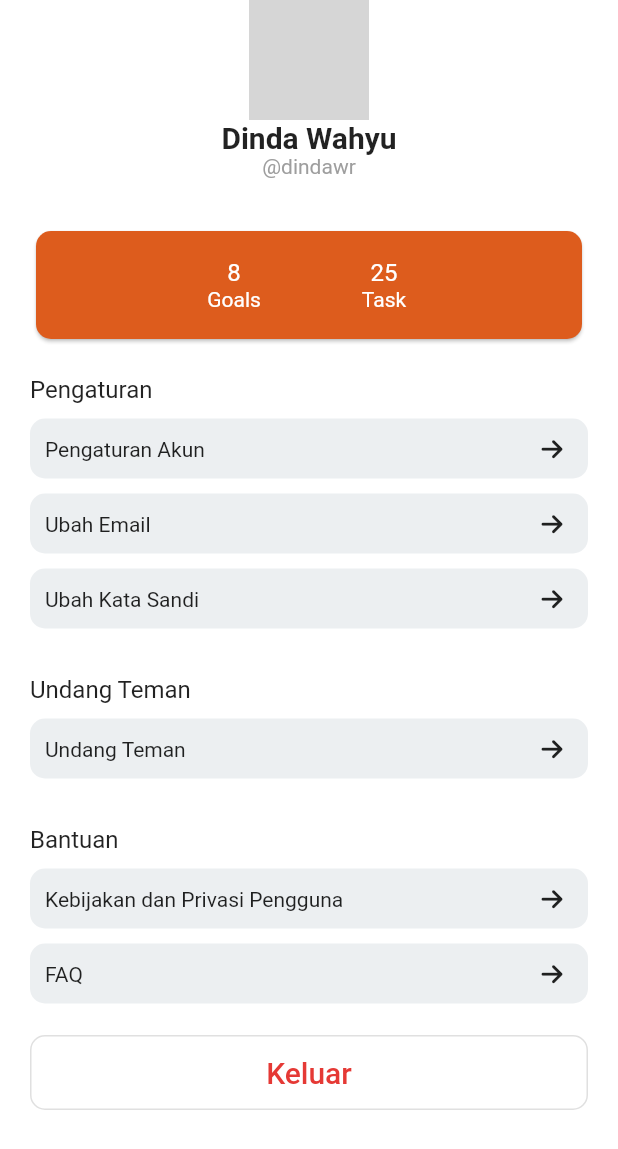
After one commit to dwikifkurniawan/habito, a Flutter app: the ProfilePageWidget screen opened directly, on a phone screen of 412 x 824 dp. The commit adds this screen. Shown: the top 1149 px of the screen. Run offline on Flutter 3.47's test engine with Material 2 defaults, Android fonts, the phone set to English and light mode, and no system bars; our stand-ins replace font_awesome_flutter, shared_preferences; missing offline and left inert: passwordfield; accounts and stored records are empty; network calls fail; Roboto replaces fonts that are missing (Poppins); grey boxes are pictures that could not be loaded.

Commit message:
add profile screen

```diff
--- a/lib/main.dart
+++ b/lib/main.dart
@@ -21,7 +21,7 @@ class MyApp extends StatelessWidget {
       home: LauncherPage(),
       routes: <String, WidgetBuilder>{
         '/login': (BuildContext context) => new LoginPage(),
-        '/landing': (BuildContext context) => new LandingPage()
+        '/landing': (BuildContext context) => new LandingPage(),
       },
     );
   }
--- /dev/null
+++ b/lib/profile.dart
@@ -0,0 +1,497 @@
+import 'package:flutter/material.dart';
+import 'package:shared_preferences/shared_preferences.dart';
+import 'package:font_awesome_flutter/font_awesome_flutter.dart';
+
+class ProfilePageWidget extends StatefulWidget {
+  const ProfilePageWidget({Key? key}) : super(key: key);
+
+  @override
+  _ProfilePageWidgetState createState() => _ProfilePageWidgetState();
+}
+
+class _ProfilePageWidgetState extends State<ProfilePageWidget> {
+  @override
+  void initState() {
+    super.initState();
+  }
+
+  final scaffoldKey = GlobalKey<ScaffoldState>();
+
+  @override
+  Widget build(BuildContext context) {
+    return Scaffold(
+      key: scaffoldKey,
+      backgroundColor: Color.fromARGB(255, 255, 255, 255),
+      body: SafeArea(
+        child: GestureDetector(
+          onTap: () => FocusScope.of(context).unfocus(),
+          child: Column(
+            mainAxisSize: MainAxisSize.max,
+            children: [
+              Container(
+                width: double.infinity,
+                height: 150,
+                decoration: BoxDecoration(
+                  color: Color.fromARGB(255, 255, 255, 255),
+                ),
+                child: Padding(
+                  padding: EdgeInsets.only(left: 30.0, right: 30.0),
+                  child: Column(
+                    mainAxisSize: MainAxisSize.max,
+                    children: [
+                      ClipRRect(
+                        borderRadius: BorderRadius.circular(50),
+                        child: Image.network(
+                          'https://picsum.photos/seed/18/600',
+                          width: 80,
+                          height: 80,
+                          fit: BoxFit.cover,
+                        ),
+                      ),
+                      Padding(
+                        padding: EdgeInsets.only(left: 10.0, right: 10.0),
+                        child: SelectionArea(
+                            child: Text(
+                          'Dinda Wahyu',
+                          style: TextStyle(
+                            fontSize: 20,
+                            fontWeight: FontWeight.w600,
+                          ),
+                        )),
+                      ),
+                      Padding(
+                        padding: EdgeInsets.only(bottom: 10.0),
+                        child: SelectionArea(
+                            child: Text(
+                          '@dindawr',
+                          style: TextStyle(
+                            fontFamily: 'Poppins',
+                            color: Color(0xFF9E9E9E),
+                          ),
+                        )),
+                      ),
+                    ],
+                  ),
+                ),
+              ),
+              Container(
+                width: double.infinity,
+                height: 80,
+                decoration: BoxDecoration(
+                  color: Color.fromARGB(255, 255, 255, 255),
+                ),
+                child: Padding(
+                  padding: EdgeInsetsDirectional.fromSTEB(20, 0, 20, 0),
+                  child: Card(
+                    clipBehavior: Clip.antiAliasWithSaveLayer,
+                    color: Color(0xFFDD5C1D),
+                    shape: RoundedRectangleBorder(
+                      borderRadius: BorderRadius.circular(10),
+                    ),
+                    child: Row(
+                      mainAxisSize: MainAxisSize.max,
+                      mainAxisAlignment: MainAxisAlignment.center,
+                      children: [
+                        Container(
+                          width: 100,
+                          height: 80,
+                          decoration: BoxDecoration(
+                            color: Color(0xFFDD5C1D),
+                          ),
+                          child: Column(
+                            mainAxisSize: MainAxisSize.max,
+                            mainAxisAlignment: MainAxisAlignment.center,
+                            children: [
+                              SelectionArea(
+                                  child: Text(
+                                '8',
+                                style: TextStyle(
+                                  fontFamily: 'Poppins',
+                                  color: Color.fromARGB(255, 255, 255, 255),
+                                  fontSize: 16,
+                                ),
+                              )),
+                              SelectionArea(
+                                  child: Text(
+                                'Goals',
+                                style: TextStyle(
+                                  fontFamily: 'Poppins',
+                                  color: Color.fromARGB(255, 255, 255, 255),
+                                  fontWeight: FontWeight.normal,
+                                ),
+                              )),
+                            ],
+                          ),
+                        ),
+                        Container(
+                          width: 100,
+                          height: 80,
+                          decoration: BoxDecoration(
+                            color: Color(0xFFDD5C1D),
+                          ),
+                          child: Column(
+                            mainAxisSize: MainAxisSize.max,
+                            mainAxisAlignment: MainAxisAlignment.center,
+                            children: [
+                              SelectionArea(
+                                  child: Text(
+                                '25',
+                                style: TextStyle(
+                                  fontFamily: 'Poppins',
+                                  color: Color.fromARGB(255, 255, 255, 255),
+                                  fontSize: 16,
+                                ),
+                              )),
+                              SelectionArea(
+                                  child: Text(
+                                'Task',
+                                style: TextStyle(
+                                  fontFamily: 'Poppins',
+                                  color: Color.fromARGB(255, 255, 255, 255),
+                                  fontWeight: FontWeight.normal,
+                                ),
+                              )),
+                            ],
+                          ),
+                        ),
+                      ],
+                    ),
+                  ),
+                ),
+              ),
+              Container(
+                width: double.infinity,
+                height: 200,
+                decoration: BoxDecoration(
+                  color: Color.fromARGB(255, 255, 255, 255),
+                ),
+                child: Column(
+                  mainAxisSize: MainAxisSize.max,
+                  crossAxisAlignment: CrossAxisAlignment.stretch,
+                  children: [
+                    Padding(
+                      padding: EdgeInsetsDirectional.fromSTEB(20, 20, 0, 0),
+                      child: SelectionArea(
+                          child: Text(
+                        'Pengaturan',
+                        textAlign: TextAlign.start,
+                        style: TextStyle(
+                          fontFamily: 'Poppins',
+                          fontSize: 16,
+                        ),
+                      )),
+                    ),
+                    Padding(
+                      padding: EdgeInsetsDirectional.fromSTEB(20, 10, 20, 0),
+                      child: Container(
+                        width: 100,
+                        height: 40,
+                        decoration: BoxDecoration(
+                          color: Color(0xFFECEFF1),
+                          borderRadius: BorderRadius.circular(10),
+                        ),
+                        child: Padding(
+                          padding: EdgeInsetsDirectional.fromSTEB(0, 1, 0, 0),
+                          child: Row(
+                            mainAxisSize: MainAxisSize.max,
+                            mainAxisAlignment: MainAxisAlignment.spaceBetween,
+                            children: [
+                              Padding(
+                                padding:
+                                    EdgeInsetsDirectional.fromSTEB(10, 0, 0, 0),
+                                child: SelectionArea(
+                                    child: Text(
+                                  'Pengaturan Akun',
+                                  style: TextStyle(
+                                    fontFamily: 'Poppins',
+                                    fontWeight: FontWeight.normal,
+                                  ),
+                                )),
+                              ),
+                              IconButton(
+                                  // Use the FaIcon Widget + FontAwesomeIcons class for the IconData
+                                  icon: FaIcon(FontAwesomeIcons.arrowRight,
+                                      size: 16),
+                                  onPressed: () {
+                                    print("Pressed");
+                                  }),
+                            ],
+                          ),
+                        ),
+                      ),
+                    ),
+                    Padding(
+                      padding: EdgeInsetsDirectional.fromSTEB(20, 10, 20, 0),
+                      child: Container(
+                        width: 100,
+                        height: 40,
+                        decoration: BoxDecoration(
+                          color: Color(0xFFECEFF1),
+                          borderRadius: BorderRadius.circular(10),
+                        ),
+                        child: Padding(
+                          padding: EdgeInsetsDirectional.fromSTEB(0, 1, 0, 0),
+                          child: Row(
+                            mainAxisSize: MainAxisSize.max,
+                            mainAxisAlignment: MainAxisAlignment.spaceBetween,
+                            children: [
+                              Padding(
+                                padding:
+                                    EdgeInsetsDirectional.fromSTEB(10, 0, 0, 0),
+                                child: SelectionArea(
+                                    child: Text(
+                                  'Ubah Email',
+                                  style: TextStyle(
+                                    fontFamily: 'Poppins',
+                                    fontWeight: FontWeight.normal,
+                                  ),
+                                )),
+                              ),
+                              IconButton(
+                                  // Use the FaIcon Widget + FontAwesomeIcons class for the IconData
+                                  icon: FaIcon(FontAwesomeIcons.arrowRight,
+                                      size: 16),
+                                  onPressed: () {
+                                    print("Pressed");
+                                  }),
+                            ],
+                          ),
+                        ),
+                      ),
+                    ),
+                    Padding(
+                      padding: EdgeInsetsDirectional.fromSTEB(20, 10, 20, 0),
+                      child: Container(
+                        width: 100,
+                        height: 40,
+                        decoration: BoxDecoration(
+                          color: Color(0xFFECEFF1),
+                          borderRadius: BorderRadius.circular(10),
+                        ),
+                        child: Padding(
+                          padding: EdgeInsetsDirectional.fromSTEB(0, 1, 0, 0),
+                          child: Row(
+                            mainAxisSize: MainAxisSize.max,
+                            mainAxisAlignment: MainAxisAlignment.spaceBetween,
+                            children: [
+                              Padding(
+                                padding:
+                                    EdgeInsetsDirectional.fromSTEB(10, 0, 0, 0),
+                                child: SelectionArea(
+                                    child: Text(
+                                  'Ubah Kata Sandi',
+                                  style: TextStyle(
+                                    fontFamily: 'Poppins',
+                                    fontWeight: FontWeight.normal,
+                                  ),
+                                )),
+                              ),
+                              IconButton(
+                                  // Use the FaIcon Widget + FontAwesomeIcons class for the IconData
+                                  icon: FaIcon(FontAwesomeIcons.arrowRight,
+                                      size: 16),
+                                  onPressed: () {
+                                    print("Pressed");
+                                  }),
+                            ],
+                          ),
+                        ),
+                      ),
+                    ),
+                  ],
+                ),
+              ),
+              Container(
+                width: double.infinity,
+                height: 100,
+                decoration: BoxDecoration(
+                  color: Color.fromARGB(255, 255, 255, 255),
+                ),
+                child: Column(
+                  mainAxisSize: MainAxisSize.max,
+                  crossAxisAlignment: CrossAxisAlignment.stretch,
+                  children: [
+                    Padding(
+                      padding: EdgeInsetsDirectional.fromSTEB(20, 20, 0, 0),
+                      child: SelectionArea(
+                          child: Text(
+                        'Undang Teman',
+                        textAlign: TextAlign.start,
+                        style: TextStyle(
+                          fontFamily: 'Poppins',
+                          fontSize: 16,
+                        ),
+                      )),
+                    ),
+                    Padding(
+                      padding: EdgeInsetsDirectional.fromSTEB(20, 10, 20, 0),
+                      child: Container(
+                        width: 100,
+                        height: 40,
+                        decoration: BoxDecoration(
+                          color: Color(0xFFECEFF1),
+                          borderRadius: BorderRadius.circular(10),
+                        ),
+                        child: Padding(
+                          padding: EdgeInsetsDirectional.fromSTEB(0, 1, 0, 0),
+                          child: Row(
+                            mainAxisSize: MainAxisSize.max,
+                            mainAxisAlignment: MainAxisAlignment.spaceBetween,
+                            children: [
+                              Padding(
+                                padding:
+                                    EdgeInsetsDirectional.fromSTEB(10, 0, 0, 0),
+                                child: SelectionArea(
+                                    child: Text(
+                                  'Undang Teman',
+                                  style: TextStyle(
+                                    fontFamily: 'Poppins',
+                                    fontWeight: FontWeight.normal,
+                                  ),
+                                )),
+                              ),
+                              IconButton(
+                                  // Use the FaIcon Widget + FontAwesomeIcons class for the IconData
+                                  icon: FaIcon(FontAwesomeIcons.arrowRight,
+                                      size: 16),
+                                  onPressed: () {
+                                    print("Pressed");
+                                  }),
+                            ],
+                          ),
+                        ),
+                      ),
+                    ),
+                  ],
+                ),
+              ),
+              Container(
+                width: double.infinity,
+                height: 150,
+                decoration: BoxDecoration(
+                  color: Color.fromARGB(255, 255, 255, 255),
+                ),
+                child: Column(
+                  mainAxisSize: MainAxisSize.max,
+                  crossAxisAlignment: CrossAxisAlignment.stretch,
+                  children: [
+                    Padding(
+                      padding: EdgeInsetsDirectional.fromSTEB(20, 20, 0, 0),
+                      child: SelectionArea(
+                          child: Text(
+                        'Bantuan',
+                        textAlign: TextAlign.start,
+                        style: TextStyle(
+                          fontFamily: 'Poppins',
+                          fontSize: 16,
+                        ),
+                      )),
+                    ),
+                    Padding(
+                      padding: EdgeInsetsDirectional.fromSTEB(20, 10, 20, 0),
+                      child: Container(
+                        width: 100,
+                        height: 40,
+                        decoration: BoxDecoration(
+                          color: Color(0xFFECEFF1),
+                          borderRadius: BorderRadius.circular(10),
+                        ),
+                        child: Padding(
+                          padding: EdgeInsetsDirectional.fromSTEB(0, 1, 0, 0),
+                          child: Row(
+                            mainAxisSize: MainAxisSize.max,
+                            mainAxisAlignment: MainAxisAlignment.spaceBetween,
+                            children: [
+                              Padding(
+                                padding:
+                                    EdgeInsetsDirectional.fromSTEB(10, 0, 0, 0),
+                                child: SelectionArea(
+                                    child: Text(
+                                  'Kebijakan dan Privasi Pengguna',
+                                  style: TextStyle(
+                                    fontFamily: 'Poppins',
+                                    fontWeight: FontWeight.normal,
+                                  ),
+                                )),
+                              ),
+                              IconButton(
+                                  // Use the FaIcon Widget + FontAwesomeIcons class for the IconData
+                                  icon: FaIcon(FontAwesomeIcons.arrowRight,
+                                      size: 16),
+                                  onPressed: () {
+                                    print("Pressed");
+                                  }),
+                            ],
+                          ),
+                        ),
+                      ),
+                    ),
+                    Padding(
+                      padding: EdgeInsetsDirectional.fromSTEB(20, 10, 20, 0),
+                      child: Container(
+                        width: 100,
+                        height: 40,
+                        decoration: BoxDecoration(
+                          color: Color(0xFFECEFF1),
+                          borderRadius: BorderRadius.circular(10),
+                        ),
+                        child: Padding(
+                          padding: EdgeInsetsDirectional.fromSTEB(0, 1, 0, 0),
+                          child: Row(
+                            mainAxisSize: MainAxisSize.max,
+                            mainAxisAlignment: MainAxisAlignment.spaceBetween,
+                            children: [
+                              Padding(
+                                padding:
+                                    EdgeInsetsDirectional.fromSTEB(10, 0, 0, 0),
+                                child: SelectionArea(
+                                    child: Text(
+                                  'FAQ',
+                                  style: TextStyle(
+                                    fontFamily: 'Poppins',
+                                    fontWeight: FontWeight.normal,
+                                  ),
+                                )),
+                              ),
+                              IconButton(
+                                  // Use the FaIcon Widget + FontAwesomeIcons class for the IconData
+                                  icon: FaIcon(FontAwesomeIcons.arrowRight,
+                                      size: 16),
+                                  onPressed: () {
+                                    print("Pressed");
+                                  }),
+                            ],
+                          ),
+                        ),
+                      ),
+                    ),
+                  ],
+                ),
+              ),
+              Container(
+                width: double.infinity,
+                height: 60,
+                decoration:
+                    BoxDecoration(color: Color.fromARGB(255, 255, 255, 255)),
+                child: Padding(
+                  padding: EdgeInsetsDirectional.fromSTEB(20, 10, 20, 0),
+                  child: OutlinedButton(
+                    onPressed: null,
+                    style: ButtonStyle(
+                      shape: MaterialStateProperty.all(RoundedRectangleBorder(
+                          borderRadius: BorderRadius.circular(10.0))),
+                    ),
+                    child: Text(
+                      'Keluar',
+                      style: TextStyle(fontSize: 20, color: Color(0xFFE53935)),
+                    ),
+                  ),
+                ),
+              ),
+            ],
+          ),
+        ),
+      ),
+    );
+  }
+}
```
Also changed, not shown: lib/addGoal.dart (added, +213 -0 lines), pubspec.yaml (+13 -0 lines), pubspec.lock, 5 other files.
